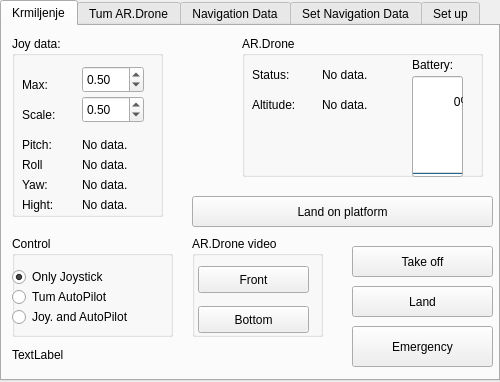
Qt form src/my_namespace/my_plugin.ui (JonNatanael/ardrone_gui) before a commit.
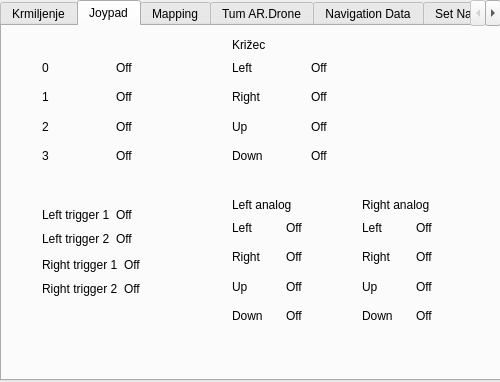
The same form after that commit.

```diff
--- a/src/my_namespace/my_plugin.ui
+++ b/src/my_namespace/my_plugin.ui
@@ -36,7 +36,7 @@
     <rect>
      <x>0</x>
      <y>0</y>
-     <width>500</width>
+     <width>501</width>
      <height>381</height>
     </rect>
    </property>
@@ -59,7 +59,7 @@
     <enum>QTabWidget::Rounded</enum>
    </property>
    <property name="currentIndex">
-    <number>0</number>
+    <number>1</number>
    </property>
    <property name="movable">
     <bool>true</bool>
@@ -566,6 +566,420 @@
      </property>
     </widget>
    </widget>
+   <widget class="QWidget" name="Joypad">
+    <attribute name="title">
+     <string>Joypad</string>
+    </attribute>
+    <widget class="QWidget" name="layoutWidget">
+     <property name="geometry">
+      <rect>
+       <x>40</x>
+       <y>30</y>
+       <width>141</width>
+       <height>111</height>
+      </rect>
+     </property>
+     <layout class="QGridLayout" name="gridLayout">
+      <item row="0" column="0">
+       <widget class="QLabel" name="label_btn_0">
+        <property name="text">
+         <string>0</string>
+        </property>
+       </widget>
+      </item>
+      <item row="0" column="1">
+       <widget class="QLabel" name="btn_0">
+        <property name="text">
+         <string>Off</string>
+        </property>
+       </widget>
+      </item>
+      <item row="1" column="0">
+       <widget class="QLabel" name="label_btn_1">
+        <property name="text">
+         <string>1</string>
+        </property>
+       </widget>
+      </item>
+      <item row="1" column="1">
+       <widget class="QLabel" name="btn_1">
+        <property name="text">
+         <string>Off</string>
+        </property>
+       </widget>
+      </item>
+      <item row="2" column="0">
+       <widget class="QLabel" name="label_btn_2">
+        <property name="text">
+         <string>2</string>
+        </property>
+       </widget>
+      </item>
+      <item row="2" column="1">
+       <widget class="QLabel" name="btn_2">
+        <property name="text">
+         <string>Off</string>
+        </property>
+       </widget>
+      </item>
+      <item row="3" column="0">
+       <widget class="QLabel" name="label_btn_3">
+        <property name="text">
+         <string>3</string>
+        </property>
+       </widget>
+      </item>
+      <item row="3" column="1">
+       <widget class="QLabel" name="btn_3">
+        <property name="text">
+         <string>Off</string>
+        </property>
+       </widget>
+      </item>
+     </layout>
+    </widget>
+    <widget class="QWidget" name="layoutWidget">
+     <property name="geometry">
+      <rect>
+       <x>230</x>
+       <y>30</y>
+       <width>151</width>
+       <height>111</height>
+      </rect>
+     </property>
+     <layout class="QGridLayout" name="gridLayout_2">
+      <item row="0" column="0">
+       <widget class="QLabel" name="label_btn_left">
+        <property name="text">
+         <string>Left</string>
+        </property>
+       </widget>
+      </item>
+      <item row="0" column="1">
+       <widget class="QLabel" name="btn_left">
+        <property name="text">
+         <string>Off</string>
+        </property>
+       </widget>
+      </item>
+      <item row="1" column="0">
+       <widget class="QLabel" name="label_btn_right">
+        <property name="text">
+         <string>Right</string>
+        </property>
+       </widget>
+      </item>
+      <item row="2" column="1">
+       <widget class="QLabel" name="btn_up">
+        <property name="text">
+         <string>Off</string>
+        </property>
+       </widget>
+      </item>
+      <item row="5" column="1">
+       <widget class="QLabel" name="btn_down">
+        <property name="text">
+         <string>Off</string>
+        </property>
+       </widget>
+      </item>
+      <item row="1" column="1">
+       <widget class="QLabel" name="btn_right">
+        <property name="text">
+         <string>Off</string>
+        </property>
+       </widget>
+      </item>
+      <item row="2" column="0">
+       <widget class="QLabel" name="label_btn_up">
+        <property name="text">
+         <string>Up</string>
+        </property>
+       </widget>
+      </item>
+      <item row="5" column="0">
+       <widget class="QLabel" name="label_btn_down">
+        <property name="text">
+         <string>Down</string>
+        </property>
+       </widget>
+      </item>
+     </layout>
+    </widget>
+    <widget class="QLabel" name="label_38">
+     <property name="geometry">
+      <rect>
+       <x>230</x>
+       <y>10</y>
+       <width>66</width>
+       <height>17</height>
+      </rect>
+     </property>
+     <property name="text">
+      <string>Križec</string>
+     </property>
+    </widget>
+    <widget class="QLabel" name="label_39">
+     <property name="geometry">
+      <rect>
+       <x>230</x>
+       <y>170</y>
+       <width>101</width>
+       <height>17</height>
+      </rect>
+     </property>
+     <property name="text">
+      <string>Left analog</string>
+     </property>
+    </widget>
+    <widget class="QWidget" name="layoutWidget_2">
+     <property name="geometry">
+      <rect>
+       <x>230</x>
+       <y>190</y>
+       <width>101</width>
+       <height>111</height>
+      </rect>
+     </property>
+     <layout class="QGridLayout" name="gridLayout_5">
+      <item row="0" column="0">
+       <widget class="QLabel" name="label_al_left">
+        <property name="text">
+         <string>Left</string>
+        </property>
+       </widget>
+      </item>
+      <item row="0" column="1">
+       <widget class="QLabel" name="al_left">
+        <property name="text">
+         <string>Off</string>
+        </property>
+       </widget>
+      </item>
+      <item row="1" column="0">
+       <widget class="QLabel" name="label_al_right">
+        <property name="text">
+         <string>Right</string>
+        </property>
+       </widget>
+      </item>
+      <item row="2" column="1">
+       <widget class="QLabel" name="al_up">
+        <property name="text">
+         <string>Off</string>
+        </property>
+       </widget>
+      </item>
+      <item row="5" column="1">
+       <widget class="QLabel" name="al_down">
+        <property name="text">
+         <string>Off</string>
+        </property>
+       </widget>
+      </item>
+      <item row="1" column="1">
+       <widget class="QLabel" name="al_right">
+        <property name="text">
+         <string>Off</string>
+        </property>
+       </widget>
+      </item>
+      <item row="2" column="0">
+       <widget class="QLabel" name="label_al_up">
+        <property name="text">
+         <string>Up</string>
+        </property>
+       </widget>
+      </item>
+      <item row="5" column="0">
+       <widget class="QLabel" name="label_al_down">
+        <property name="text">
+         <string>Down</string>
+        </property>
+       </widget>
+      </item>
+     </layout>
+    </widget>
+    <widget class="QLabel" name="label_40">
+     <property name="geometry">
+      <rect>
+       <x>360</x>
+       <y>170</y>
+       <width>101</width>
+       <height>17</height>
+      </rect>
+     </property>
+     <property name="text">
+      <string>Right analog</string>
+     </property>
+    </widget>
+    <widget class="QWidget" name="layoutWidget_3">
+     <property name="geometry">
+      <rect>
+       <x>360</x>
+       <y>190</y>
+       <width>101</width>
+       <height>111</height>
+      </rect>
+     </property>
+     <layout class="QGridLayout" name="gridLayout_6">
+      <item row="0" column="0">
+       <widget class="QLabel" name="label_ar_left">
+        <property name="text">
+         <string>Left</string>
+        </property>
+       </widget>
+      </item>
+      <item row="0" column="1">
+       <widget class="QLabel" name="ar_left">
+        <property name="text">
+         <string>Off</string>
+        </property>
+       </widget>
+      </item>
+      <item row="1" column="0">
+       <widget class="QLabel" name="label_ar_right">
+        <property name="text">
+         <string>Right</string>
+        </property>
+       </widget>
+      </item>
+      <item row="2" column="1">
+       <widget class="QLabel" name="ar_up">
+        <property name="text">
+         <string>Off</string>
+        </property>
+       </widget>
+      </item>
+      <item row="5" column="1">
+       <widget class="QLabel" name="ar_down">
+        <property name="text">
+         <string>Off</string>
+        </property>
+       </widget>
+      </item>
+      <item row="1" column="1">
+       <widget class="QLabel" name="ar_right">
+        <property name="text">
+         <string>Off</string>
+        </property>
+       </widget>
+      </item>
+      <item row="2" column="0">
+       <widget class="QLabel" name="label_ar_up">
+        <property name="text">
+         <string>Up</string>
+        </property>
+       </widget>
+      </item>
+      <item row="5" column="0">
+       <widget class="QLabel" name="label_ar_down">
+        <property name="text">
+         <string>Down</string>
+        </property>
+       </widget>
+      </item>
+     </layout>
+    </widget>
+    <widget class="QWidget" name="">
+     <property name="geometry">
+      <rect>
+       <x>40</x>
+       <y>180</y>
+       <width>141</width>
+       <height>42</height>
+      </rect>
+     </property>
+     <layout class="QGridLayout" name="gridLayout_3">
+      <item row="0" column="0">
+       <widget class="QLabel" name="label_lt1">
+        <property name="text">
+         <string>Left trigger 1</string>
+        </property>
+       </widget>
+      </item>
+      <item row="0" column="1">
+       <widget class="QLabel" name="lt_1">
+        <property name="text">
+         <string>Off</string>
+        </property>
+       </widget>
+      </item>
+      <item row="1" column="0">
+       <widget class="QLabel" name="label_lt2">
+        <property name="text">
+         <string>Left trigger 2</string>
+        </property>
+       </widget>
+      </item>
+      <item row="1" column="1">
+       <widget class="QLabel" name="lt_2">
+        <property name="text">
+         <string>Off</string>
+        </property>
+       </widget>
+      </item>
+     </layout>
+    </widget>
+    <widget class="QWidget" name="">
+     <property name="geometry">
+      <rect>
+       <x>40</x>
+       <y>230</y>
+       <width>141</width>
+       <height>42</height>
+      </rect>
+     </property>
+     <layout class="QGridLayout" name="gridLayout_4">
+      <item row="0" column="0">
+       <widget class="QLabel" name="label_rt_1">
+        <property name="text">
+         <string>Right trigger 1</string>
+        </property>
+       </widget>
+      </item>
+      <item row="0" column="1">
+       <widget class="QLabel" name="rt_1">
+        <property name="text">
+         <string>Off</string>
+        </property>
+       </widget>
+      </item>
+      <item row="1" column="0">
+       <widget class="QLabel" name="label_rt_2">
+        <property name="text">
+         <string>Right trigger 2</string>
+        </property>
+       </widget>
+      </item>
+      <item row="1" column="1">
+       <widget class="QLabel" name="rt_2">
+        <property name="text">
+         <string>Off</string>
+        </property>
+       </widget>
+      </item>
+     </layout>
+    </widget>
+   </widget>
+   <widget class="QWidget" name="Mapping">
+    <attribute name="title">
+     <string>Mapping</string>
+    </attribute>
+    <widget class="QLabel" name="label_37">
+     <property name="geometry">
+      <rect>
+       <x>30</x>
+       <y>20</y>
+       <width>101</width>
+       <height>31</height>
+      </rect>
+     </property>
+     <property name="text">
+      <string>V delu</string>
+     </property>
+    </widget>
+   </widget>
    <widget class="QWidget" name="tab">
     <attribute name="title">
      <string>Tum AR.Drone</string>
```
